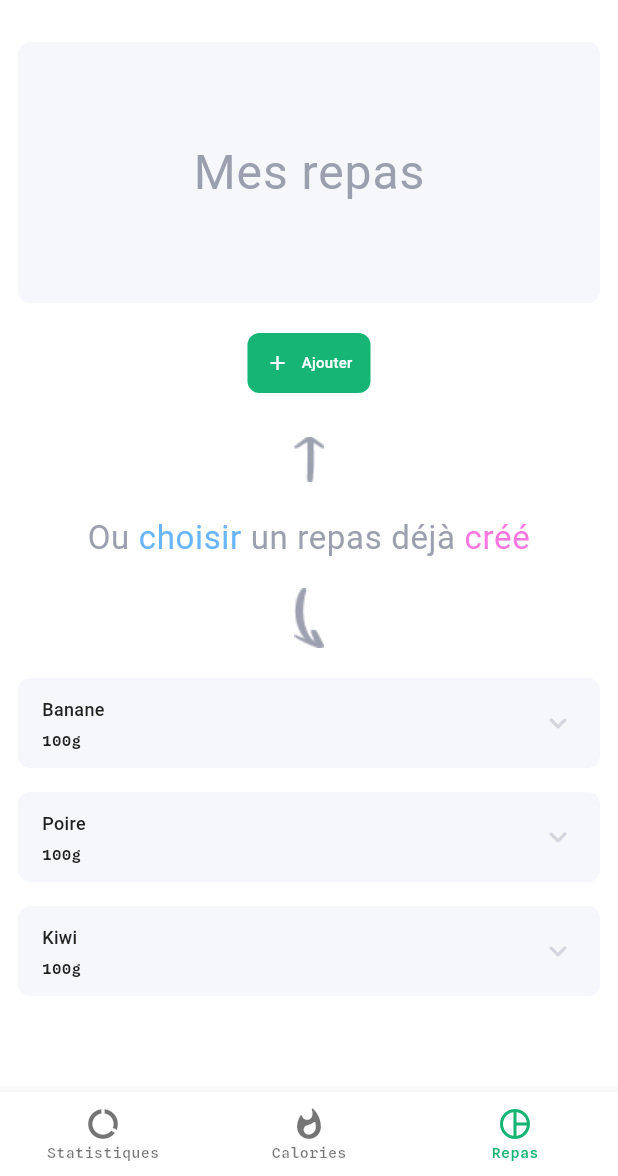
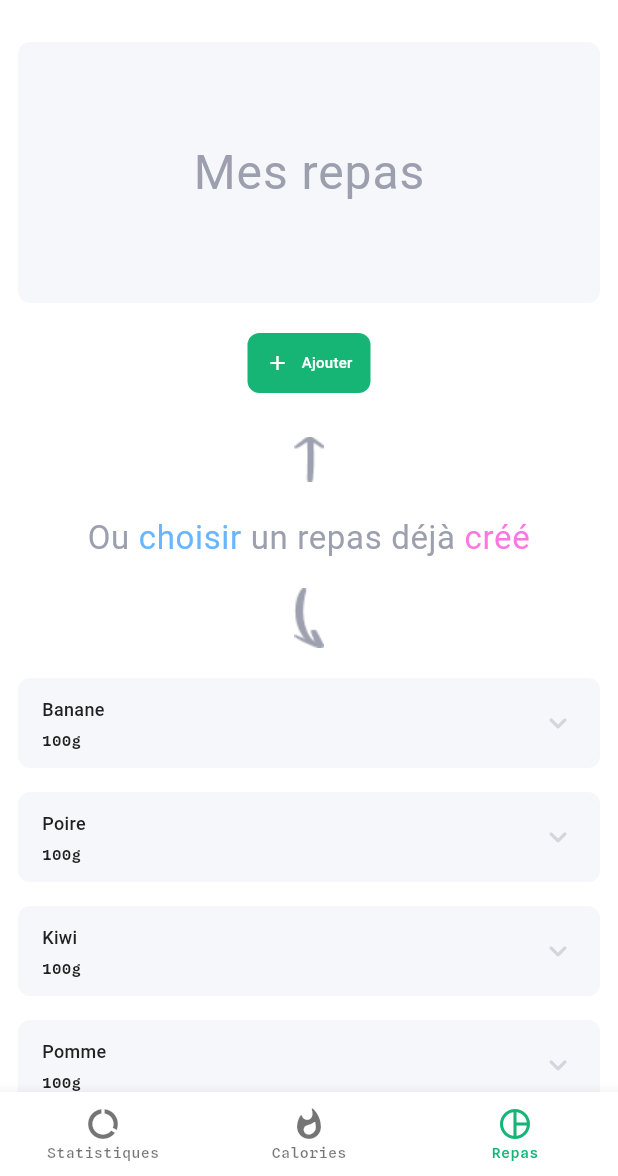
Before and after one commit to MaximeLemesle/Compteur-de-calories, a Flutter app: the screen it shows after launch, item 3 of the bottom bar chosen, on a phone screen of 412 x 824 dp, the part 60-1236 px from its top. Run offline on Flutter 3.47's test engine with Material 3 defaults, Android fonts, the light colour scheme and no system bars; our stand-ins replace flutter_bloc, percent_indicator; Roboto replaces fonts that are missing (Dela Gothic One).

Commit message:
Add aliment cubit

```diff
--- /dev/null
+++ b/lib/blocs/aliment_cubit.dart
@@ -0,0 +1,23 @@
+import 'package:compteur_cal/models/aliment.dart';
+import 'package:flutter_bloc/flutter_bloc.dart';
+
+/// Déclaration d'un "Cubit" pour stocker la liste des aliments
+class AlimentCubit extends Cubit<List<Aliment>> {
+  /// Constructeur + initialisation du Cubit avec un tableau vide d'aliments
+  AlimentCubit() : super([]);
+
+  /// Méthode pour charger la liste des aliments
+  Future<void> loadAliments() async {
+    emit([
+      Aliment(id: 1, name: 'Banane'),
+      Aliment(id: 2, name: 'Poire'),
+      Aliment(id: 3, name: 'Kiwi'),
+      Aliment(id: 4, name: 'Pomme'),
+    ]);
+  }
+
+  /// Méthode pour ajouter un aliment
+  void addCompany(Aliment aliment) {
+    emit([...state, aliment]);
+  }
+}
--- a/lib/repositories/aliment_repository.dart
+++ b/lib/repositories/aliment_repository.dart
@@ -8,8 +8,7 @@ class AlimentRepository {
     const String apiKey = 'a798d2cb4ee14472a43a0c8a05f88c26';
     final Response response = await get(Uri.parse(
         'https://api.spoonacular.com/food/ingredients/search?query=$query&apiKey=$apiKey'));
-    if (response.
-    statusCode == 200) {
+    if (response.statusCode == 200) {
       final List<Aliment> aliments = [];
       final Map<String, dynamic> json = jsonDecode(response.body);
       final List<dynamic> results = json['results'];
--- a/lib/ui/screens/add_aliment.dart
+++ b/lib/ui/screens/add_aliment.dart
@@ -132,11 +132,6 @@ class _AddAlimentState extends State<AddAliment> {
                   return Padding(
                     padding: const EdgeInsets.all(8.0),
                     child: ListTile(
-                      leading: Image.network(
-                        'https://img.spoonacular.com/ingredients_100x100/${_aliments[index].image}',
-                        width: 60,
-                        fit: BoxFit.fitHeight,
-                      ),
                       title: Text(
                         _aliments[index].name.capitalize(),
                         style: Theme.of(context).textTheme.titleSmall,
--- a/lib/ui/views/recettes_view.dart
+++ b/lib/ui/views/recettes_view.dart
@@ -1,4 +1,7 @@
+import 'package:compteur_cal/blocs/aliment_cubit.dart';
+import 'package:compteur_cal/models/aliment.dart';
 import 'package:compteur_cal/ui/widget/aliment_card.dart';
+import 'package:flutter_bloc/flutter_bloc.dart';
 import 'package:compteur_cal/ui/widget/button.dart';
 import 'package:flutter/material.dart';
 
@@ -120,30 +123,24 @@ class _RecetteViewState extends State<RecetteView> {
             ),
           ],
         ),
-        Column(
-          children: [
-            AlimentCard(
-              alimentName: 'Banane',
-              alimentWeight: '100g',
-              colorBackground: Theme.of(context).colorScheme.surfaceVariant,
-            ),
-            const SizedBox(
-              height: 16,
-            ),
-            AlimentCard(
-              alimentName: 'Poire',
-              alimentWeight: '100g',
-              colorBackground: Theme.of(context).colorScheme.surfaceVariant,
-            ),
-            const SizedBox(
-              height: 16,
-            ),
-            AlimentCard(
-              alimentName: 'Kiwi',
-              alimentWeight: '100g',
-              colorBackground: Theme.of(context).colorScheme.surfaceVariant,
-            ),
-          ],
+        BlocBuilder<AlimentCubit, List<Aliment>>(
+          builder: (context, state) {
+            return Column(
+              children: state.map((aliment) {
+                return Column(
+                  children: [
+                    AlimentCard(
+                      alimentName: aliment.name,
+                      alimentWeight: '100g',
+                      colorBackground:
+                          Theme.of(context).colorScheme.surfaceVariant,
+                    ),
+                    const SizedBox(height: 16),
+                  ],
+                );
+              }).toList(),
+            );
+          },
         ),
       ],
     );
--- a/pubspec.yaml
+++ b/pubspec.yaml
@@ -12,6 +12,7 @@ dependencies:
   flutter:
     sdk: flutter
 
+  flutter_bloc: ^8.1.5
   cupertino_icons: ^1.0.6
   percent_indicator: ^4.2.3
   http: ^1.2.1
```
Also changed, not shown: lib/main.dart (+12 -1 lines), pubspec.lock.
